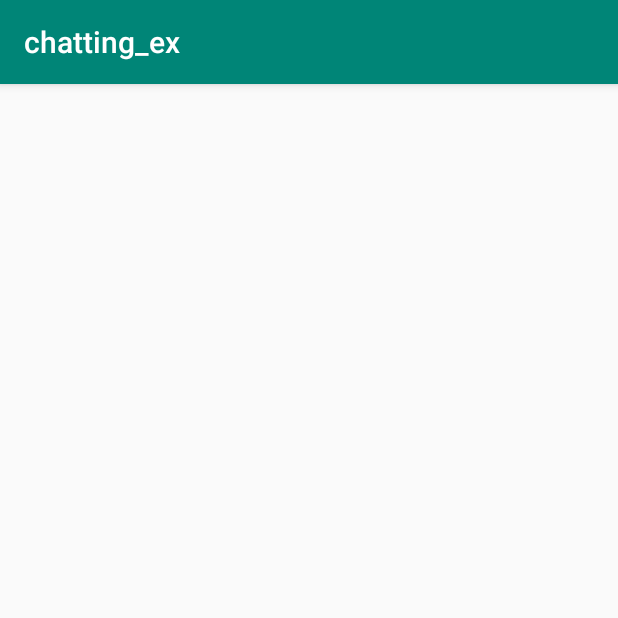
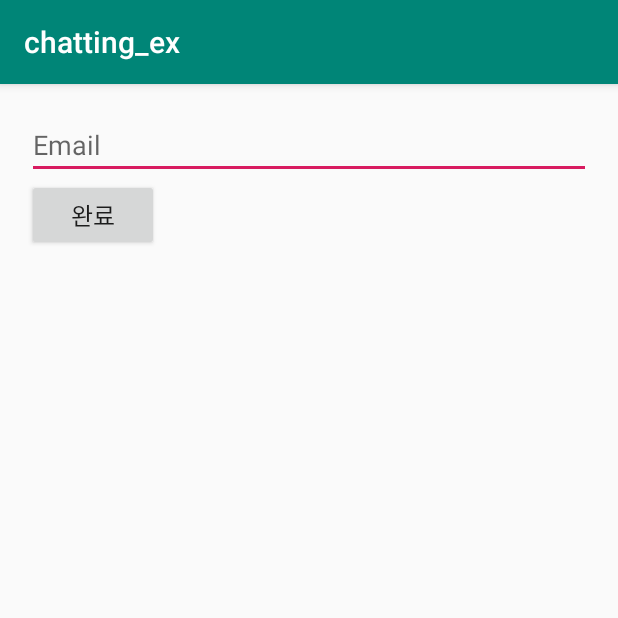
Before and after one commit to taeheee-kim/chatting_app, an Android app: the screen it shows after launch (ChatActivity), on a phone screen of 412 x 824 dp, the top half of it. Run offline under Robolectric (Android 15) with nearby library versions, the phone set to English and light mode, and no system bars; our stand-ins replace Firebase (no records; nobody signed in at launch, a user with empty details on screens opened directly).

Commit message:
Modify ChatActivity.java and activity_chat.xml
Make EditText and Button
if user types comment and press the button,
String data is transmitted to Firebase DB.

```diff
--- a/app/src/main/java/com/cookandroid/chatting_ex/ChatActivity.java
+++ b/app/src/main/java/com/cookandroid/chatting_ex/ChatActivity.java
@@ -3,22 +3,40 @@ package com.cookandroid.chatting_ex;
 import androidx.appcompat.app.AppCompatActivity;
 
 import android.os.Bundle;
+import android.view.View;
+import android.widget.Button;
+import android.widget.EditText;
 
 import com.google.firebase.database.DatabaseReference;
 import com.google.firebase.database.FirebaseDatabase;
 
 public class ChatActivity extends AppCompatActivity {
 
+    EditText GetEmail;
+    String email;
+    Button Finish;
+
     @Override
     protected void onCreate(Bundle savedInstanceState) {
         super.onCreate(savedInstanceState);
         setContentView(R.layout.activity_chat);
 
-        // Write a message to the database
-        FirebaseDatabase database = FirebaseDatabase.getInstance();
-        DatabaseReference myRef = database.getReference("message");
+        GetEmail = findViewById(R.id.GetEmail);
+        Finish = findViewById(R.id.Finish);
 
-        myRef.setValue("Hello, World!");
+        Finish.setOnClickListener(new View.OnClickListener() {
+            @Override
+            public void onClick(View view) {
+                email = GetEmail.getText().toString();
+
+                // Write a message to the database
+                FirebaseDatabase database = FirebaseDatabase.getInstance();
+                DatabaseReference myRef = database.getReference("message");
+
+                myRef.setValue(email);
+            }
+        });
+
 
         //1. recyclerView - 반복
         //2. 디비 내용을 넣는다
--- a/app/src/main/res/layout/activity_chat.xml
+++ b/app/src/main/res/layout/activity_chat.xml
@@ -4,6 +4,22 @@
     xmlns:tools="http://schemas.android.com/tools"
     android:layout_width="match_parent"
     android:layout_height="match_parent"
-    android:orientation="vertical">
+    android:orientation="vertical"
+    android:padding="18dp">
+
+    <EditText
+        android:id="@+id/GetEmail"
+        android:layout_width="match_parent"
+        android:layout_height="wrap_content"
+        android:hint="Email"
+        ></EditText>
+
+    <Button
+        android:layout_width="wrap_content"
+        android:layout_height="wrap_content"
+        android:id="@+id/Finish"
+        android:text="완료"
+        android:textSize="16dp"
+        ></Button>
 
 </LinearLayout>
```
